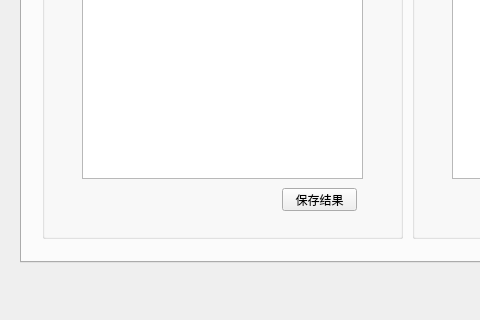
First picture: the form in mainwindow.ui, repository Athera0201/XPEControl, before the edit; both pictures show x 0 to 480 and y 308 to 628 of the 835 by 628 pixel window.
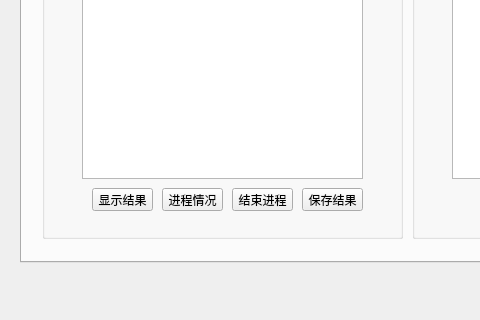
Second picture: the form after the edit. The open tabs and pages were chosen to show the change.

Commit message:
Added training process
//TODO:all functions reading from subprocess will block GUI process,
so we need new thread to handle those interaction functions

What changed in the file:
```diff
--- a/mainwindow.ui
+++ b/mainwindow.ui
@@ -1942,9 +1942,9 @@
       <widget class="QPushButton" name="pushButton_31">
        <property name="geometry">
         <rect>
-         <x>240</x>
+         <x>260</x>
          <y>430</y>
-         <width>75</width>
+         <width>61</width>
          <height>23</height>
         </rect>
        </property>
@@ -1962,6 +1962,45 @@
         </rect>
        </property>
       </widget>
+      <widget class="QPushButton" name="pushButton">
+       <property name="geometry">
+        <rect>
+         <x>190</x>
+         <y>430</y>
+         <width>61</width>
+         <height>23</height>
+        </rect>
+       </property>
+       <property name="text">
+        <string>结束进程</string>
+       </property>
+      </widget>
+      <widget class="QPushButton" name="btnT5ShowProcess">
+       <property name="geometry">
+        <rect>
+         <x>120</x>
+         <y>430</y>
+         <width>61</width>
+         <height>23</height>
+        </rect>
+       </property>
+       <property name="text">
+        <string>进程情况</string>
+       </property>
+      </widget>
+      <widget class="QPushButton" name="btnT5ShowResult">
+       <property name="geometry">
+        <rect>
+         <x>50</x>
+         <y>430</y>
+         <width>61</width>
+         <height>23</height>
+        </rect>
+       </property>
+       <property name="text">
+        <string>显示结果</string>
+       </property>
+      </widget>
      </widget>
      <widget class="QGroupBox" name="groupBox_11">
       <property name="geometry">
```
The commit also changes 3 other files.
